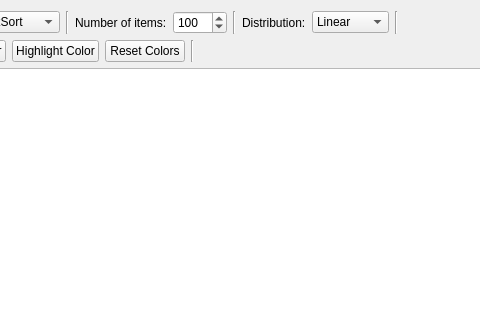
Above: sortingtab.ui from vlasopoulos/AlgorithmVisualisation before the change; both pictures show x 197 to 677 and y 0 to 320 of the 1280 by 720 pixel window. Below: the same form after it.
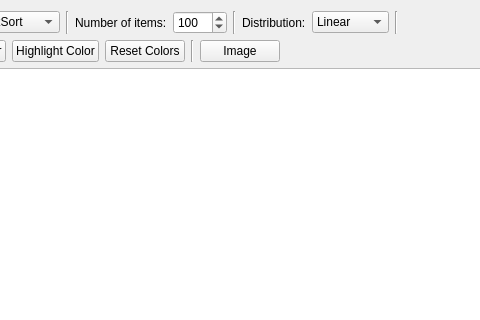
That is the form after the change.

Commit message: added experimental image save

```diff
--- a/sortingtab.ui
+++ b/sortingtab.ui
@@ -190,6 +190,13 @@
          </property>
         </widget>
        </item>
+       <item>
+        <widget class="QPushButton" name="pushButton">
+         <property name="text">
+          <string>Image</string>
+         </property>
+        </widget>
+       </item>
        <item>
         <spacer name="horizontalSpacer_2">
          <property name="orientation">
```
The commit also changes 2 other files.
